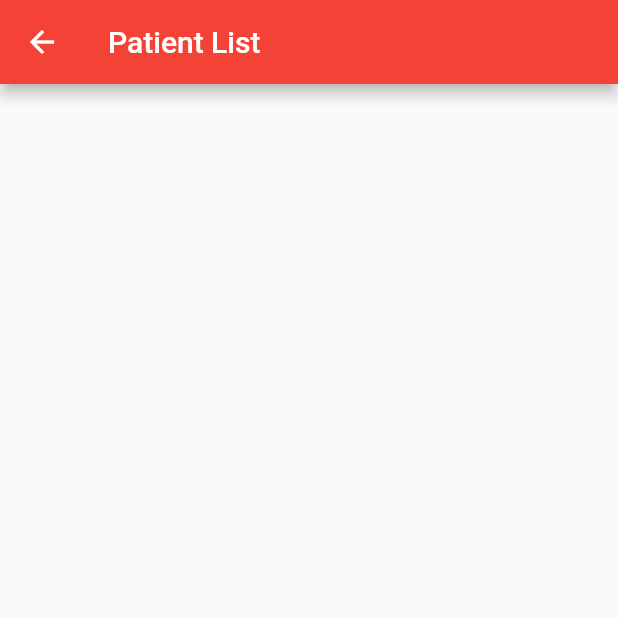
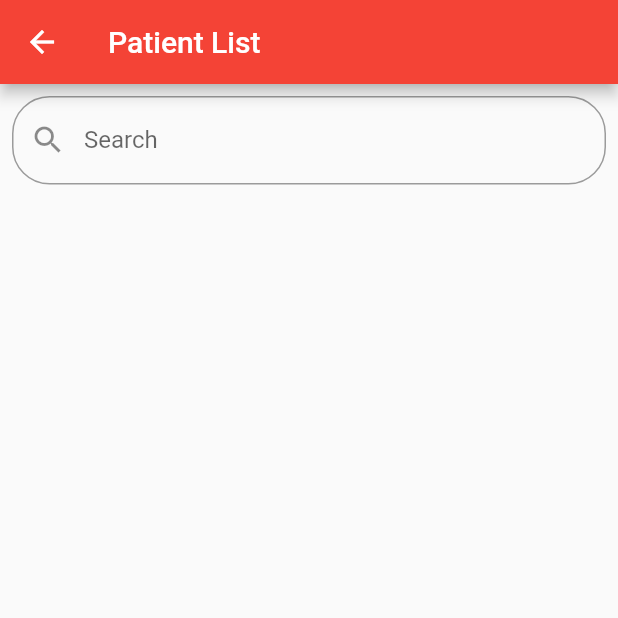
Before and after one commit to openemr/app-flutter-openemr, a Flutter app: the PatientList screen opened by its route, on a phone screen of 412 x 824 dp, the top half of it. Run offline on Flutter 3.47's test engine with Material 2 defaults, Android fonts, the phone set to English and light mode, and no system bars; our stand-ins replace font_awesome_flutter, sqflite; missing offline and left inert: barcode_scan; accounts and stored records are empty; network calls fail; statements that could not run were skipped.

Commit message:
Updated Patient List View

```diff
--- a/lib/interface/patientList/patientList.dart
+++ b/lib/interface/patientList/patientList.dart
@@ -9,27 +9,112 @@ class PatientList extends StatefulWidget {
 }
 
 class _MyAppState extends State<PatientList> implements PatientListContract {
+  TextEditingController editingController = TextEditingController();
   PatientListPresenter _presenter;
+  String filterQuery = "";
 
   List<Patient> patientList = new List<Patient>();
+
   _MyAppState() {
     _presenter = new PatientListPresenter(this);
     _presenter.getAllPatients();
   }
+  bool contains(text, query) {
+    if (text
+        .toString()
+        .trim()
+        .toLowerCase()
+        .contains(query.toString().trim().toLowerCase())) {
+      return true;
+    }
+    return false;
+  }
+
+  List<List<Patient>> filterSearchResults(String query) {
+    if (query.isNotEmpty) {
+      List<Patient> dummyListData = List<Patient>();
+      patientList.forEach((item) {
+        var name = item.fname +
+            (item.fname == "" ? "" : " ") +
+            item.mname +
+            (item.mname == "" ? "" : " ") +
+            item.lname;
+        if (contains(name, query) ||
+            contains(item.phone_contact, query) ||
+            contains(item.dob, query)) {
+          dummyListData.add(item);
+        }
+      });
+      return [[], [], dummyListData];
+    } else {
+      return [[], [], patientList];
+    }
+  }
 
   @override
   Widget build(BuildContext context) {
-    return new Scaffold(
+    List<List<Patient>> filteredList = filterSearchResults(filterQuery);
+    List<Patient> pinnedRecord = filteredList[0];
+    List<Patient> recentlyActive = filteredList[1];
+    List<Patient> allRecord = filteredList[2];
+    var l1 = pinnedRecord.length,
+        l2 = recentlyActive.length,
+        l3 = allRecord.length;
+    var tl = l1 + l2 + l3;
+    var s3 = tl - l3;
+    var s2 = s3 - l2;
+    var s1 = s2 - l1;
+    return new GestureDetector(
+        onTap: () {
+          FocusScopeNode currentFocus = FocusScope.of(context);
+          if (!currentFocus.hasPrimaryFocus) {
+            currentFocus.unfocus();
+          }
+        },
+        child: Scaffold(
             appBar: new AppBar(
               automaticallyImplyLeading: true,
               title: new Text('Patient List'),
             ),
-      body: ListView.builder(
-        itemCount: patientList.length,
-        physics: BouncingScrollPhysics(),
+            body: Container(
+              child: Column(children: <Widget>[
+                Padding(
+                  padding: const EdgeInsets.all(8.0),
+                  child: TextField(
+                    onChanged: (value) {
+                      setState(() {
+                        filterQuery = value;
+                      });
+                    },
+                    controller: editingController,
+                    decoration: InputDecoration(
+                        labelText: "Search",
+                        hintText: "Search",
+                        prefixIcon: Icon(Icons.search),
+                        border: OutlineInputBorder(
+                            borderRadius:
+                                BorderRadius.all(Radius.circular(25.0)))),
+                  ),
+                ),
+                Expanded(
+                  child: ListView.builder(
+                    itemCount: tl,
                     itemBuilder: (context, index) {
-          Patient pat = patientList[index];
-          return Card(
+                      Patient pat = allRecord[index];
+                      return Column(children: <Widget>[
+                        if (l1 != 0 && s1 == index)
+                          Text("Pinned Records",
+                              style: TextStyle(
+                                  fontWeight: FontWeight.bold, fontSize: 24)),
+                        if (l2 != 0 && s2 == index)
+                          Text("Recently Active",
+                              style: TextStyle(
+                                  fontWeight: FontWeight.bold, fontSize: 24)),
+                        if (l3 != 0 && s3 == index)
+                          Text("All Records",
+                              style: TextStyle(
+                                  fontWeight: FontWeight.bold, fontSize: 24)),
+                        Card(
                           child: Padding(
                             padding: const EdgeInsets.all(16.0),
                             child: Row(
@@ -44,35 +129,43 @@ class _MyAppState extends State<PatientList> implements PatientListContract {
                                   semanticLabel: 'Patient List',
                                 ),
                                 Padding(
-                      padding: EdgeInsets.fromLTRB(20.0, 5.0, 0.0, 5.0),
+                                    padding: EdgeInsets.fromLTRB(
+                                        20.0, 5.0, 0.0, 5.0),
                                     child: Column(
-                        crossAxisAlignment: CrossAxisAlignment.start,
+                                      crossAxisAlignment:
+                                          CrossAxisAlignment.start,
                                       children: <Widget>[
                                         Text(
                                           pat.fname + " " + pat.lname,
                                           style: TextStyle(
-                                fontSize: 24.0, fontWeight: FontWeight.bold),
+                                              fontSize: 24.0,
+                                              fontWeight: FontWeight.bold),
                                         ),
                                         Tooltip(
                                             padding: EdgeInsets.all(10.0),
-                              message: "Home Phone\nClick to call",
+                                            message:
+                                                "Home Phone\nClick to call",
                                             child: Padding(
-                                padding: EdgeInsets.only(top: 5.0),
+                                              padding:
+                                                  EdgeInsets.only(top: 5.0),
                                               child: Row(
                                                 children: <Widget>[
                                                   SizedBox(
                                                       width: 30,
                                                       child: FaIcon(
-                                          FontAwesomeIcons.phoneAlt,
+                                                        FontAwesomeIcons
+                                                            .phoneAlt,
                                                         color: Colors.blue,
                                                         size: 20.0,
-                                          semanticLabel: 'Home Phone',
+                                                        semanticLabel:
+                                                            'Home Phone',
                                                       )),
                                                   Text(
                                                     pat.phone_contact != ''
                                                         ? pat.phone_contact
                                                         : "Not Found",
-                                      style: TextStyle(fontSize: 18.0),
+                                                    style: TextStyle(
+                                                        fontSize: 18.0),
                                                   )
                                                 ],
                                               ),
@@ -81,20 +174,26 @@ class _MyAppState extends State<PatientList> implements PatientListContract {
                                             padding: EdgeInsets.all(10.0),
                                             message: "Date of Birth",
                                             child: Padding(
-                                padding: EdgeInsets.only(top: 5.0),
+                                              padding:
+                                                  EdgeInsets.only(top: 5.0),
                                               child: Row(
                                                 children: <Widget>[
                                                   SizedBox(
                                                       width: 30,
                                                       child: FaIcon(
-                                          FontAwesomeIcons.calendar,
+                                                        FontAwesomeIcons
+                                                            .calendar,
                                                         color: Colors.blue,
                                                         size: 20.0,
-                                          semanticLabel: 'Date of Birth',
+                                                        semanticLabel:
+                                                            'Date of Birth',
                                                       )),
                                                   Text(
-                                      pat.dob,
-                                      style: TextStyle(fontSize: 18.0),
+                                                    pat.dob != ""
+                                                        ? pat.dob
+                                                        : "Not Found",
+                                                    style: TextStyle(
+                                                        fontSize: 18.0),
                                                   )
                                                 ],
                                               ),
@@ -104,10 +203,13 @@ class _MyAppState extends State<PatientList> implements PatientListContract {
                               ],
                             ),
                           ),
-          );
+                        )
+                      ]);
                     },
                   ),
-    );
+                ),
+              ]),
+            )));
   }
 
   @override
--- a/lib/models/patient.dart
+++ b/lib/models/patient.dart
@@ -94,7 +94,7 @@ class Patient {
     this._username = obj["username"];
     this._city = obj["city"];
     this._country_code = obj["country_code"];
-    this._dob = obj["dob"];
+    this._dob = obj["DOB"];
     this._ethnicity = obj["ethnicity"];
     this._fname = obj["fname"];
     this._id = obj["id"];
@@ -120,7 +120,7 @@ class Patient {
     map["username"] = _username;
     map["city"] = _city;
     map["country_code"] = _country_code;
-    map["dob"] = _dob;
+    map["DOB"] = _dob;
     map["ethnicity"] = _ethnicity;
     map["fname"] = _fname;
     map["id"] = _id;
```
Lines whose indentation alone changed are shown as unchanged.
